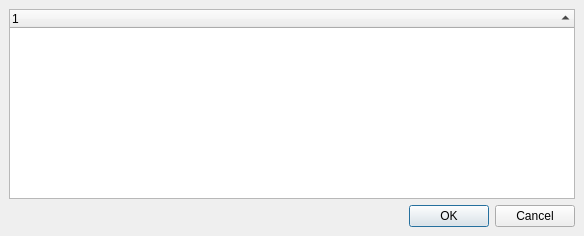
First picture: the form in src/ui/qgssublayersdialogbase.ui, repository qgis/QGIS, before the edit.
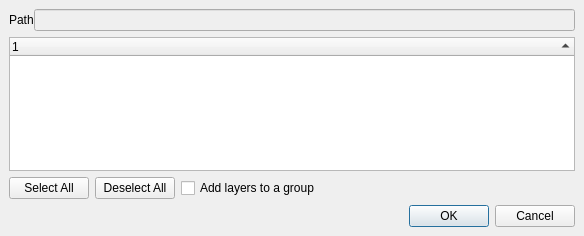
Second picture: the form after the edit.

Commit message: Add full path yet again. Remove dynamic form elements creation.

Patch:
```diff
--- a/src/ui/qgssublayersdialogbase.ui
+++ b/src/ui/qgssublayersdialogbase.ui
@@ -20,7 +20,7 @@
    <property name="spacing">
     <number>6</number>
    </property>
-   <item row="0" column="0">
+   <item row="1" column="0">
     <widget class="QTreeWidget" name="layersTable">
      <property name="selectionMode">
       <enum>QAbstractItemView::ExtendedSelection</enum>
@@ -41,7 +41,7 @@
      </column>
     </widget>
    </item>
-   <item row="2" column="0">
+   <item row="3" column="0">
     <widget class="QDialogButtonBox" name="buttonBox">
      <property name="orientation">
       <enum>Qt::Horizontal</enum>
@@ -51,6 +51,79 @@
      </property>
     </widget>
    </item>
+   <item row="2" column="0">
+    <layout class="QHBoxLayout" name="horizontalLayout">
+     <item>
+      <widget class="QPushButton" name="btnSelectAll">
+       <property name="text">
+        <string>Select All</string>
+       </property>
+      </widget>
+     </item>
+     <item>
+      <widget class="QPushButton" name="btnDeselectAll">
+       <property name="text">
+        <string>Deselect All</string>
+       </property>
+      </widget>
+     </item>
+     <item>
+      <widget class="QCheckBox" name="cbxAddToGroup">
+       <property name="text">
+        <string>Add layers to a group</string>
+       </property>
+      </widget>
+     </item>
+     <item>
+      <spacer name="horizontalSpacer">
+       <property name="orientation">
+        <enum>Qt::Horizontal</enum>
+       </property>
+       <property name="sizeHint" stdset="0">
+        <size>
+         <width>40</width>
+         <height>20</height>
+        </size>
+       </property>
+      </spacer>
+     </item>
+    </layout>
+   </item>
+   <item row="0" column="0">
+    <widget class="QFrame" name="grpFilePath">
+     <layout class="QHBoxLayout" name="horizontalLayout_2">
+      <property name="spacing">
+       <number>0</number>
+      </property>
+      <property name="leftMargin">
+       <number>0</number>
+      </property>
+      <property name="topMargin">
+       <number>0</number>
+      </property>
+      <property name="rightMargin">
+       <number>0</number>
+      </property>
+      <property name="bottomMargin">
+       <number>0</number>
+      </property>
+      <item>
+       <widget class="QLabel" name="lblFilePath">
+        <property name="text">
+         <string>Path</string>
+        </property>
+       </widget>
+      </item>
+      <item>
+       <widget class="QLineEdit" name="txtFilePath">
+        <property name="enabled">
+         <bool>false</bool>
+        </property>
+       </widget>
+      </item>
+     </layout>
+    </widget>
+   </item>
   </layout>
  </widget>
  <layoutdefault spacing="6" margin="11"/>
```
The commit also changes 3 other files.
